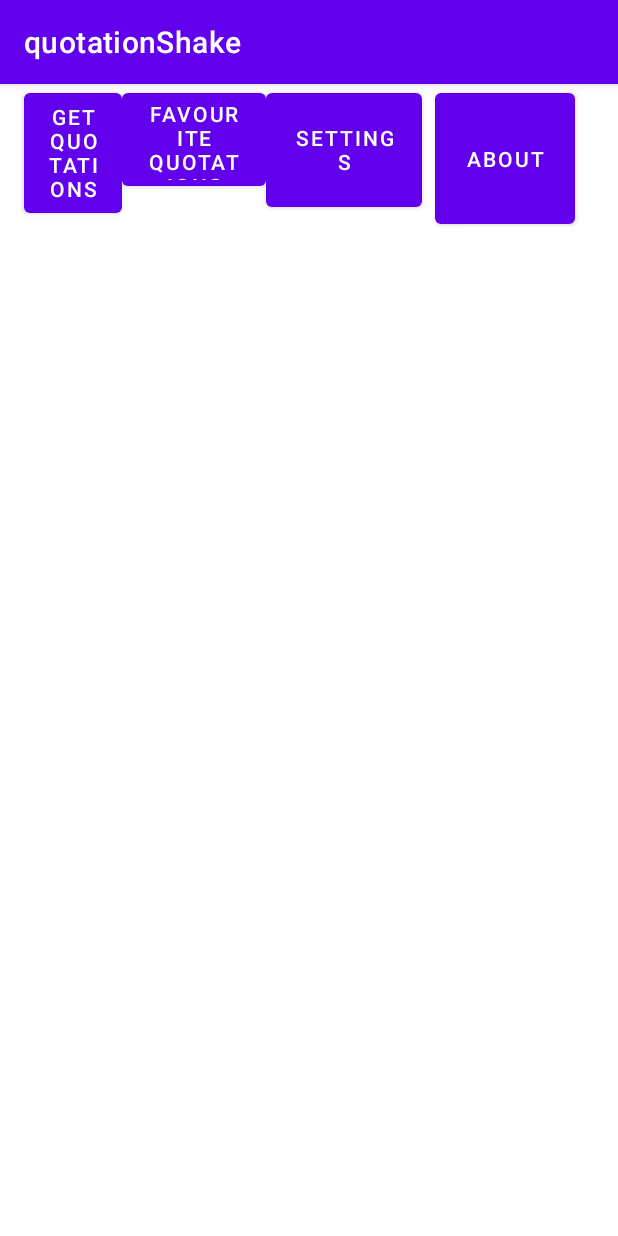
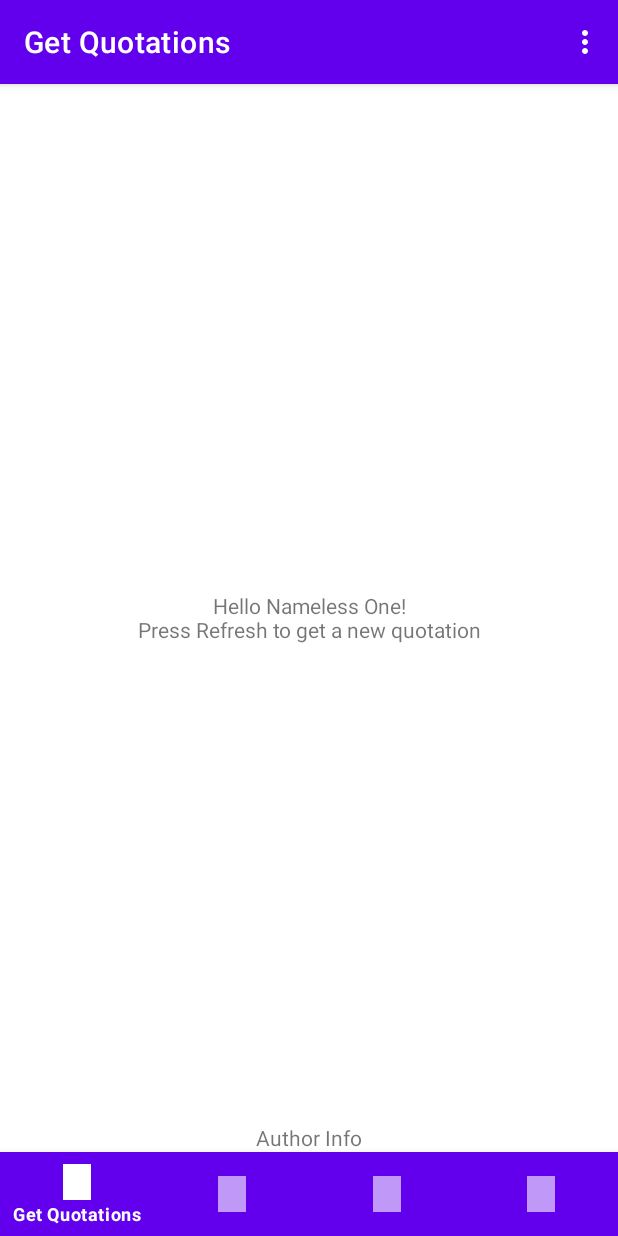
Before and after one commit to pacoarjonaj/QuotationShake, an Android app: the screen it shows after launch (DashboardActivity), on a phone screen of 412 x 824 dp. Run offline under Robolectric (Android 15) with nearby library versions, the phone set to English and light mode, and no system bars.

Commit message:
finished YEEEEA

```diff
--- a/app/build.gradle
+++ b/app/build.gradle
@@ -49,6 +49,8 @@ dependencies {
     implementation 'com.google.code.gson:gson:2.8.9'
     implementation 'com.squareup.retrofit2:retrofit:2.9.0'
     implementation 'com.squareup.retrofit2:converter-gson:2.9.0'
+    implementation 'com.google.android.material:material:1.5.0'
+    implementation 'androidx.swiperefreshlayout:swiperefreshlayout:1.1.0'
     annotationProcessor 'androidx.room:room-compiler:2.4.0'
     testImplementation 'androidx.room:room-testing:2.4.0'
     testImplementation 'junit:junit:4.13.2'
--- a/app/src/main/java/lab/dadm/quotationshake/DashboardActivity.java
+++ b/app/src/main/java/lab/dadm/quotationshake/DashboardActivity.java
@@ -1,5 +1,6 @@
 package lab.dadm.quotationshake;
 
+import androidx.annotation.NonNull;
 import androidx.appcompat.app.ActionBar;
 import androidx.appcompat.app.AppCompatActivity;
 import androidx.fragment.app.Fragment;
@@ -7,7 +8,11 @@ import androidx.fragment.app.FragmentManager;
 
 import android.content.Intent;
 import android.os.Bundle;
+import android.view.MenuItem;
 import android.widget.Button;
+
+import com.google.android.material.bottomnavigation.BottomNavigationView;
+import com.google.android.material.navigation.NavigationBarView;
 
 import fragments.AboutFragment;
 import fragments.FavouriteFragment;
@@ -23,37 +28,52 @@ public class DashboardActivity extends AppCompatActivity {
         super.onCreate(savedInstanceState);
         setContentView(R.layout.acitivity_dashboard);
 
-        final Button bGetQuo = findViewById(R.id.buttonGetQuo);
-        bGetQuo.setOnClickListener(v -> {
+        final BottomNavigationView bnView = findViewById(R.id.btnView);
+        bnView.setOnItemSelectedListener(new NavigationBarView.OnItemSelectedListener() {
+            @Override
+            public boolean onNavigationItemSelected(@NonNull MenuItem item) {
+                return itemSelected(item.getItemId());
+            }
+        });
+
+        if(savedInstanceState == null){
             getSupportActionBar().setTitle(getString(R.string.getQuotations));
             fragmentClass = QuotationFragment.class;
             showFragment();
-        });
-
-        final Button bFavQuo = findViewById(R.id.buttonFavQuo);
-        bFavQuo.setOnClickListener(v -> {
-            getSupportActionBar().setTitle(getString(R.string.favQuotations));
-            fragmentClass = FavouriteFragment.class;
-            showFragment();
-        });
-
-        final Button bSett = findViewById(R.id.buttonSettings);
-        bSett.setOnClickListener(v -> {
-            getSupportActionBar().setTitle(getString(R.string.settings));
-            fragmentClass = SettingsFragment.class;
-            showFragment();
-        });
-
-        final Button bAbout = findViewById(R.id.buttonAbout);
-        bAbout.setOnClickListener(v -> {
-            getSupportActionBar().setTitle(getString(R.string.about));
-            fragmentClass = AboutFragment.class;
-            showFragment();
-        });
+        }
 
     }
 
+    private boolean itemSelected(int itemId){
+        switch (itemId){
+            case R.id.itemNavGet:
+                getSupportActionBar().setTitle(getString(R.string.getQuotations));
+                fragmentClass = QuotationFragment.class;
+                break;
+            case R.id.itemNavFav:
+                getSupportActionBar().setTitle(getString(R.string.favQuotations));
+                fragmentClass = FavouriteFragment.class;
+                break;
+            case R.id.itemNavSet:
+                getSupportActionBar().setTitle(getString(R.string.settings));
+                fragmentClass = SettingsFragment.class;
+                break;
+            case R.id.itemNavAbout:
+                getSupportActionBar().setTitle(getString(R.string.about));
+                fragmentClass = AboutFragment.class;
+                break;
+        }
+        showFragment();
+
+        return true;
+    }
+
+
     private void showFragment(){
-        getSupportFragmentManager().beginTransaction().setReorderingAllowed(true).replace(R.id.idGeneralFragment,fragmentClass,null).commit();
+        getSupportFragmentManager()
+                .beginTransaction()
+                .setReorderingAllowed(true)
+                .replace(R.id.idGeneralFragment,fragmentClass,null)
+                .commit();
     }
 }
--- a/app/src/main/res/layout/acitivity_dashboard.xml
+++ b/app/src/main/res/layout/acitivity_dashboard.xml
@@ -6,45 +6,22 @@
     android:layout_height="match_parent"
     tools:context=".DashboardActivity">
 
-    <Button
-        android:id="@+id/buttonGetQuo"
-        android:layout_width="65dp"
-        android:layout_height="92dp"
-        android:layout_marginStart="16dp"
-        android:text="@string/getQuotations"
+    <androidx.fragment.app.FragmentContainerView
+        android:id="@+id/idGeneralFragment"
+        android:layout_width="match_parent"
+        android:layout_height="0dp"
+        app:layout_constraintBottom_toTopOf="@id/btnView"
+        app:layout_constraintEnd_toEndOf="parent"
         app:layout_constraintStart_toStartOf="parent"
         app:layout_constraintTop_toTopOf="parent" />
 
-    <Button
-        android:id="@+id/buttonFavQuo"
-        android:layout_width="96dp"
-        android:layout_height="74dp"
-        android:text="@string/favQuotations"
-        app:layout_constraintStart_toEndOf="@+id/buttonGetQuo"
-        tools:layout_editor_absoluteY="0dp" />
+    <com.google.android.material.bottomnavigation.BottomNavigationView
+        android:id="@+id/btnView"
+        style="@style/Widget.MaterialComponents.BottomNavigationView.Colored"
+        android:layout_width="match_parent"
+        android:layout_height="wrap_content"
+        app:layout_constraintBottom_toBottomOf="parent"
+        app:menu="@menu/bottom_navigationview" />
 
-    <Button
-        android:id="@+id/buttonSettings"
-        android:layout_width="104dp"
-        android:layout_height="88dp"
-        android:text="@string/settings"
-        app:layout_constraintStart_toEndOf="@+id/buttonFavQuo"
-        app:layout_constraintTop_toTopOf="parent" />
-
-    <Button
-        android:id="@+id/buttonAbout"
-        android:layout_width="93dp"
-        android:layout_height="99dp"
-        android:layout_marginEnd="20dp"
-        android:text="@string/about"
-        app:layout_constraintEnd_toEndOf="parent"
-        app:layout_constraintStart_toEndOf="@+id/buttonSettings"
-        app:layout_constraintTop_toTopOf="parent" />
-
-    <androidx.fragment.app.FragmentContainerView
-        android:id="@+id/idGeneralFragment"
-        android:layout_width="match_parent"
-        android:layout_height="560dp"
-        app:layout_constraintBottom_toBottomOf="parent" />
 
 </androidx.constraintlayout.widget.ConstraintLayout>
--- a/app/src/main/res/layout/fragment_about.xml
+++ b/app/src/main/res/layout/fragment_about.xml
@@ -4,7 +4,6 @@
     xmlns:tools="http://schemas.android.com/tools"
     android:layout_width="match_parent"
     android:layout_height="match_parent"
-    tools:context=".AboutActivity"
     android:fillViewport="true">
 
     <androidx.constraintlayout.widget.ConstraintLayout
--- a/app/src/main/res/layout/fragment_favourite.xml
+++ b/app/src/main/res/layout/fragment_favourite.xml
@@ -4,7 +4,6 @@
     xmlns:tools="http://schemas.android.com/tools"
     android:layout_width="match_parent"
     android:layout_height="match_parent"
-    tools:context=".favouriteFragment"
     android:id="@+id/recyclerViewFav">
 
 
--- a/app/src/main/res/layout/fragment_quotation.xml
+++ b/app/src/main/res/layout/fragment_quotation.xml
@@ -1,31 +1,25 @@
 <?xml version="1.0" encoding="utf-8"?>
-<androidx.constraintlayout.widget.ConstraintLayout xmlns:android="http://schemas.android.com/apk/res/android"
+
+<androidx.coordinatorlayout.widget.CoordinatorLayout
+    xmlns:android="http://schemas.android.com/apk/res/android"
     xmlns:app="http://schemas.android.com/apk/res-auto"
     xmlns:tools="http://schemas.android.com/tools"
+    android:id="@+id/coordLayourID"
     android:layout_width="match_parent"
-    android:layout_height="match_parent"
-    tools:context=".QuotationActivity">
+    android:layout_height="match_parent">
 
-    <ProgressBar
-        android:id="@+id/progressBar"
-        style="?android:attr/progressBarStyleHorizontal"
-        android:layout_width="wrap_content"
-        android:layout_height="wrap_content"
-        android:visibility="invisible"
-        app:layout_constraintBottom_toBottomOf="parent"
-        app:layout_constraintEnd_toEndOf="parent"
-        app:layout_constraintStart_toStartOf="parent"
-        app:layout_constraintTop_toTopOf="parent" />
+<androidx.constraintlayout.widget.ConstraintLayout
+    android:layout_width="match_parent"
+    android:layout_height="match_parent">
 
-    <ScrollView
-        android:id="@+id/scrollView2"
+    <androidx.swiperefreshlayout.widget.SwipeRefreshLayout
+        android:id="@+id/srLayout"
         android:layout_width="match_parent"
-        android:layout_height="match_parent"
-        app:layout_constraintEnd_toEndOf="parent"
-        app:layout_constraintStart_toStartOf="parent">
+        android:layout_height="match_parent">
 
         <TextView
             android:id="@+id/tvQuot"
+            android:gravity="center"
             android:layout_width="match_parent"
             android:layout_height="wrap_content"
             android:text="@string/hello"
@@ -33,15 +27,26 @@
             app:layout_constraintEnd_toEndOf="parent"
             app:layout_constraintStart_toStartOf="parent"
             app:layout_constraintTop_toTopOf="parent" />
-    </ScrollView>
+
+    </androidx.swiperefreshlayout.widget.SwipeRefreshLayout>
+
 
     <TextView
         android:id="@+id/tvAuthor"
         android:layout_width="wrap_content"
         android:layout_height="wrap_content"
         android:text="@string/authorInfo"
-        app:layout_constraintBottom_toBottomOf="@+id/scrollView2"
-        app:layout_constraintEnd_toEndOf="parent" />
+        app:layout_constraintBottom_toBottomOf="parent"
+        app:layout_constraintEnd_toEndOf="parent"
+        app:layout_constraintStart_toStartOf="parent" />
 
 
 </androidx.constraintlayout.widget.ConstraintLayout>
+
+    <com.google.android.material.floatingactionbutton.FloatingActionButton
+        android:id="@+id/floatingActionBn"
+        android:layout_gravity="bottom|end"
+        android:layout_width="wrap_content"
+        android:layout_height="wrap_content"/>
+
+</androidx.coordinatorlayout.widget.CoordinatorLayout>
--- /dev/null
+++ b/app/src/main/res/menu/bottom_navigationview.xml
@@ -0,0 +1,23 @@
+<?xml version="1.0" encoding="utf-8"?>
+<menu xmlns:android="http://schemas.android.com/apk/res/android">
+    <item
+        android:id="@+id/itemNavGet"
+        android:icon="@drawable/fotocara"
+        android:title="@string/getQuotations"/>
+
+    <item
+        android:id="@+id/itemNavFav"
+        android:icon="@drawable/fotocara"
+        android:title="@string/favQuotations"/>
+
+    <item
+        android:id="@+id/itemNavSet"
+        android:icon="@drawable/fotocara"
+        android:title="@string/settings"/>
+
+    <item
+        android:id="@+id/itemNavAbout"
+        android:icon="@drawable/fotocara"
+        android:title="@string/about"/>
+
+</menu>
--- a/app/src/main/res/menu/quoation_actionbar.xml
+++ b/app/src/main/res/menu/quoation_actionbar.xml
@@ -1,10 +1,5 @@
 <?xml version="1.0" encoding="utf-8"?>
 <menu xmlns:android="http://schemas.android.com/apk/res/android">
-    <item
-        android:id="@+id/itemAdd"
-        android:title="Add"
-        android:icon="@android:drawable/ic_menu_add"
-        android:visible="false"/>
 
     <item
         android:id="@+id/itemRefresh"
```
Also changed, not shown: app/src/main/java/adapter/QuotationList.java (+1 -11 lines), app/src/main/java/fragments/DialogClassFragment.java (added, +44 -0 lines), app/src/main/java/fragments/FavouriteFragment.java (+61 -42 lines), app/src/main/java/fragments/QuotationFragment.java (+52 -31 lines), app/src/main/userIcon-playstore.png (added).
